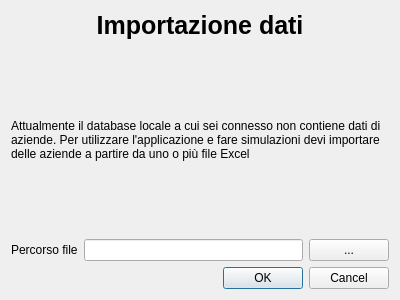
Qt form ui/import_dialog.ui (TdP-prove-finali/CavalloGabriele) before a commit.
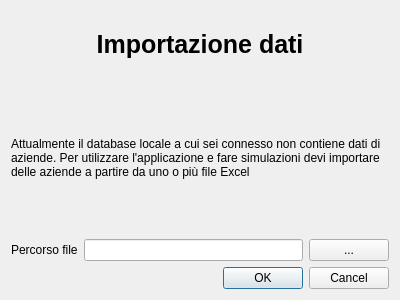
The same form after that commit.

What changed in the file:
```diff
--- a/ui/import_dialog.ui
+++ b/ui/import_dialog.ui
@@ -36,15 +36,15 @@
    <item>
     <widget class="QLabel" name="label_2">
      <property name="sizePolicy">
-      <sizepolicy hsizetype="Minimum" vsizetype="Expanding">
+      <sizepolicy hsizetype="Minimum" vsizetype="Minimum">
        <horstretch>0</horstretch>
        <verstretch>0</verstretch>
       </sizepolicy>
      </property>
      <property name="minimumSize">
       <size>
-       <width>300</width>
-       <height>0</height>
+       <width>350</width>
+       <height>150</height>
       </size>
      </property>
      <property name="maximumSize">
```
